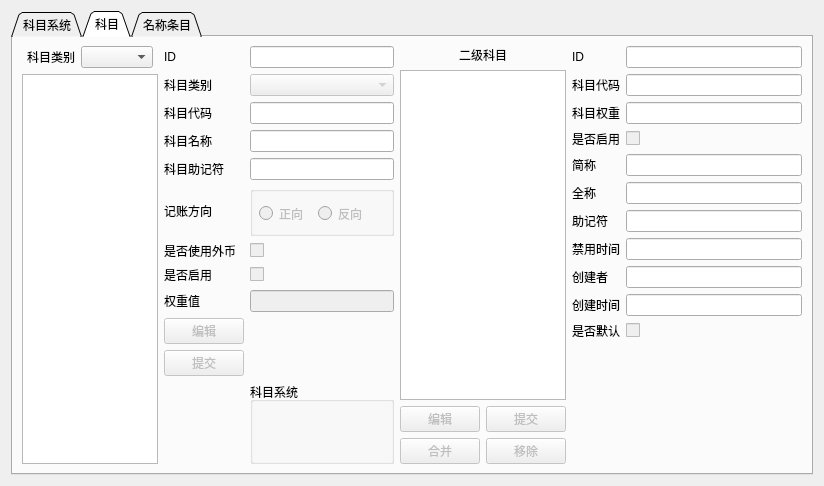
First picture: the form in forms/apcsubject.ui, repository wangkungit5905/PzAssistant, before the edit.
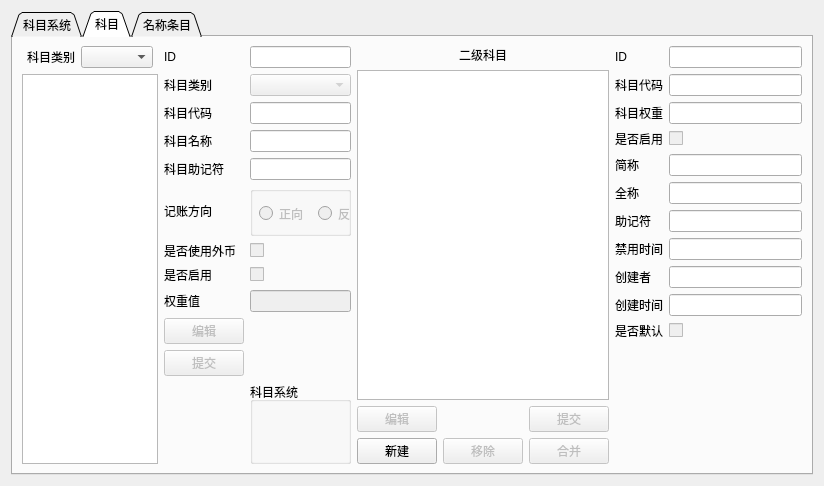
Second picture: the form after the edit. The open tabs and pages were chosen to show the change.

Diff of the .ui file:
```diff
--- a/forms/apcsubject.ui
+++ b/forms/apcsubject.ui
@@ -391,12 +391,9 @@
          <item>
           <layout class="QHBoxLayout" name="horizontalLayout_5">
            <item>
-            <widget class="QPushButton" name="btnSSubMerge">
-             <property name="enabled">
-              <bool>false</bool>
-             </property>
+            <widget class="QPushButton" name="btnSSubAdd">
              <property name="text">
-              <string>合并</string>
+              <string>新建</string>
              </property>
             </widget>
            </item>
@@ -423,6 +420,16 @@
              </property>
             </widget>
            </item>
+           <item>
+            <widget class="QPushButton" name="btnSSubMerge">
+             <property name="enabled">
+              <bool>false</bool>
+             </property>
+             <property name="text">
+              <string>合并</string>
+             </property>
+            </widget>
+           </item>
           </layout>
          </item>
         </layout>
```
Left out of the diff: 3 changed lines with no effect on the pictures.
